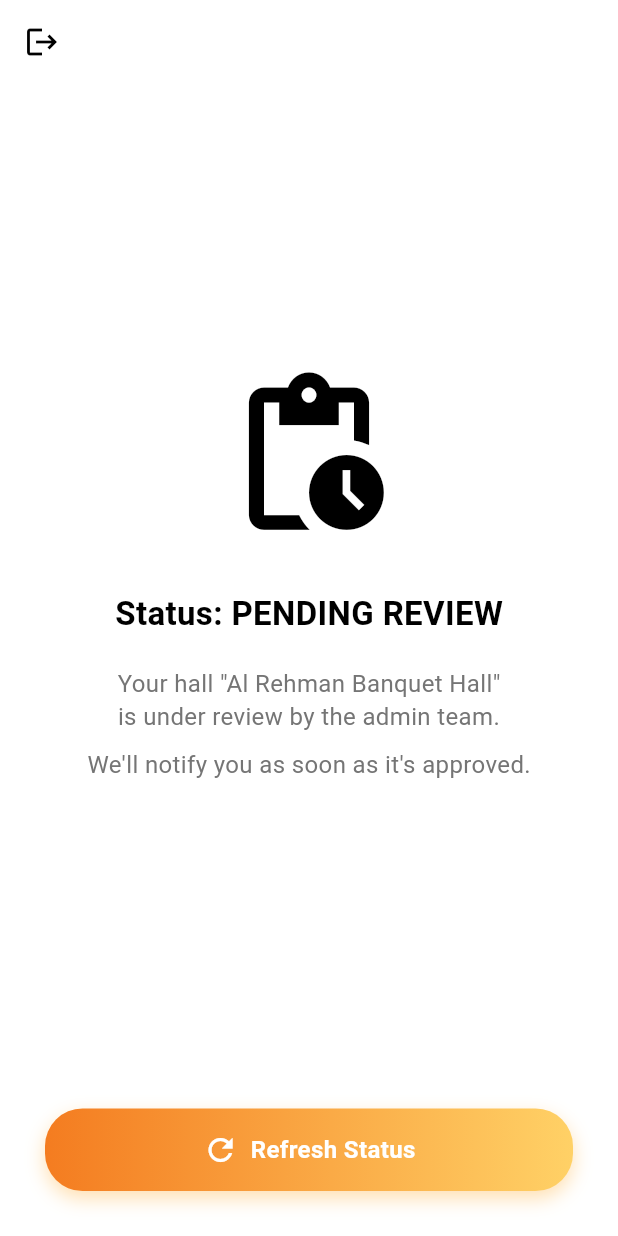
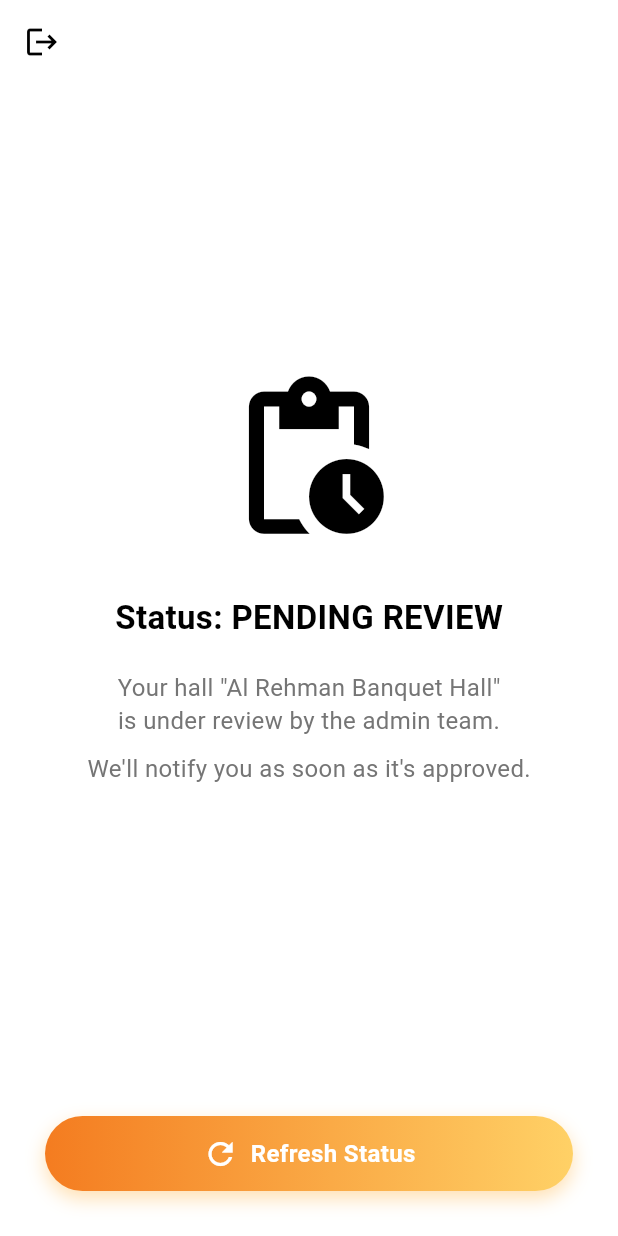
Before and after one commit to muhammadSaadXCII/VenueMate_System, a Flutter app: the PendingReviewScreen screen opened directly, on a phone screen of 412 x 824 dp. Run offline on Flutter 3.47's test engine with Material 3 defaults, Android fonts, the phone set to English and light mode, and no system bars; our stand-ins replace badges, carousel_slider, dash_chat_2, fl_chart, flutter_slidable; network calls fail.

Commit message:
Reduce height of pending review container to 50

```diff
--- a/lib/Screens/HallAdmin/pending_review.dart
+++ b/lib/Screens/HallAdmin/pending_review.dart
@@ -27,7 +27,7 @@ class PendingReviewScreen extends StatelessWidget {
           },
           child: Container(
             width: double.infinity,
-            height: 55,
+            height: 50,
             alignment: Alignment.center,
             decoration: BoxDecoration(
               gradient: const LinearGradient(
```
